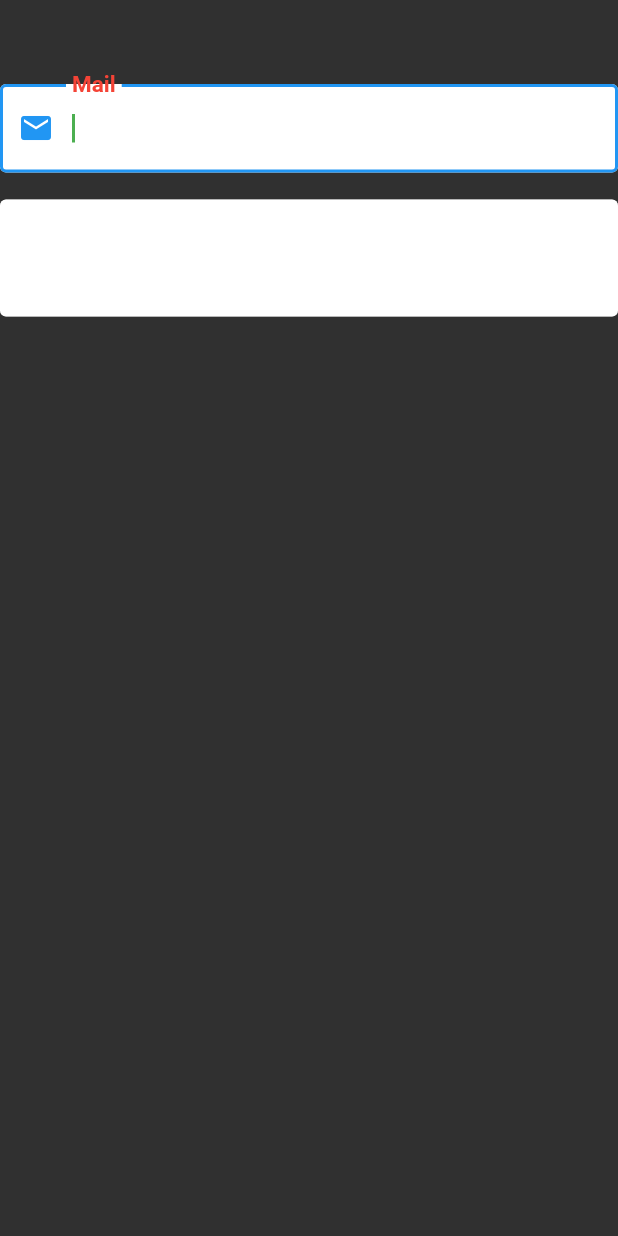
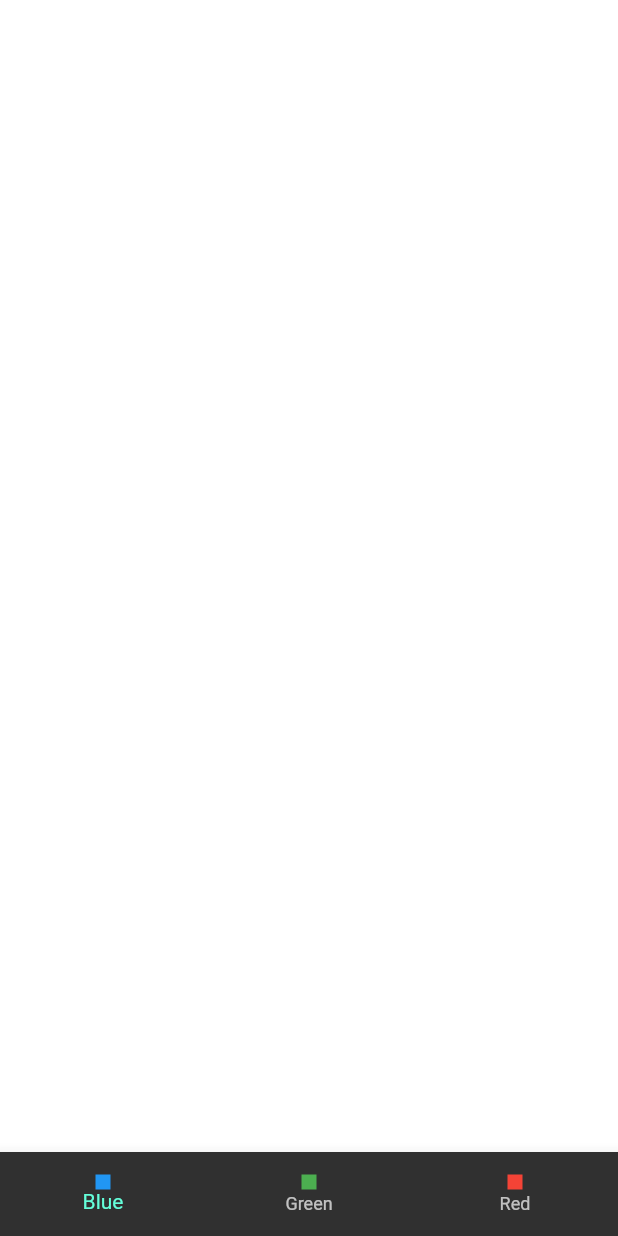
Before and after one commit to elifreis95/flutter_course_vb, a Flutter app: the screen it shows after launch, on a phone screen of 412 x 824 dp. Run offline on Flutter 3.47's test engine with Material 2 defaults, Android fonts, the phone set to English and light mode, and no system bars.

Commit message:
flutter full learn color change demo

```diff
--- /dev/null
+++ b/lib/demos/color_demos_view.dart
@@ -0,0 +1,60 @@
+import 'package:flutter/material.dart';
+
+class ColorDemos extends StatefulWidget {
+  ColorDemos({Key? key}) : super(key: key);
+
+  @override
+  State<ColorDemos> createState() => _ColorDemosState();
+}
+
+class _ColorDemosState extends State<ColorDemos> {
+  Color? _backgroundColor = Colors.transparent;
+  void changedBackgroundColor(Color color) {
+    setState(() {
+      _backgroundColor = color;
+    });
+  }
+
+  @override
+  Widget build(BuildContext context) {
+    return Scaffold(
+      backgroundColor: _backgroundColor,
+      bottomNavigationBar: BottomNavigationBar(
+          onTap: _colorOnTap,
+          items: [
+            BottomNavigationBarItem(
+                icon: _ColorContainer(color: Colors.blue), label: 'Blue'),
+            BottomNavigationBarItem(
+                icon: _ColorContainer(color: Colors.green), label: 'Green'),
+            BottomNavigationBarItem(
+                icon: _ColorContainer(color: Colors.red), label: 'Red'),
+          ]),
+    );
+  }
+
+  void _colorOnTap(int value) {
+          if (value == _MyColors.blue.index) {
+            changedBackgroundColor(Colors.blue);
+          } else if (value == _MyColors.green.index) {
+            changedBackgroundColor(Colors.green);
+          } else if (value == _MyColors.red.index) {
+            changedBackgroundColor(Colors.red);
+          }
+        }
+}
+
+enum _MyColors { blue, green, red }
+
+class _ColorContainer extends StatelessWidget {
+  const _ColorContainer({Key? key, required this.color}) : super(key: key);
+  final Color color;
+
+  @override
+  Widget build(BuildContext context) {
+    return Container(
+      color: color,
+      width: 10,
+      height: 10,
+    );
+  }
+}
--- a/lib/main.dart
+++ b/lib/main.dart
@@ -21,6 +21,7 @@
 import '101/stateful_life_cycle_learn.dart';
 import '101/stateless_learn.dart';
 import '101/text_field_learn.dart';
+import 'demos/color_demos_view.dart';
 import 'demos/note_demos_view.dart';
 import 'demos/stack_demo_view.dart';
 
@@ -82,7 +83,7 @@
             color: Colors.pink),
         )
       ),
-      home: TextFieldLearn()
+      home: ColorDemos()
 
     );
   }
```
